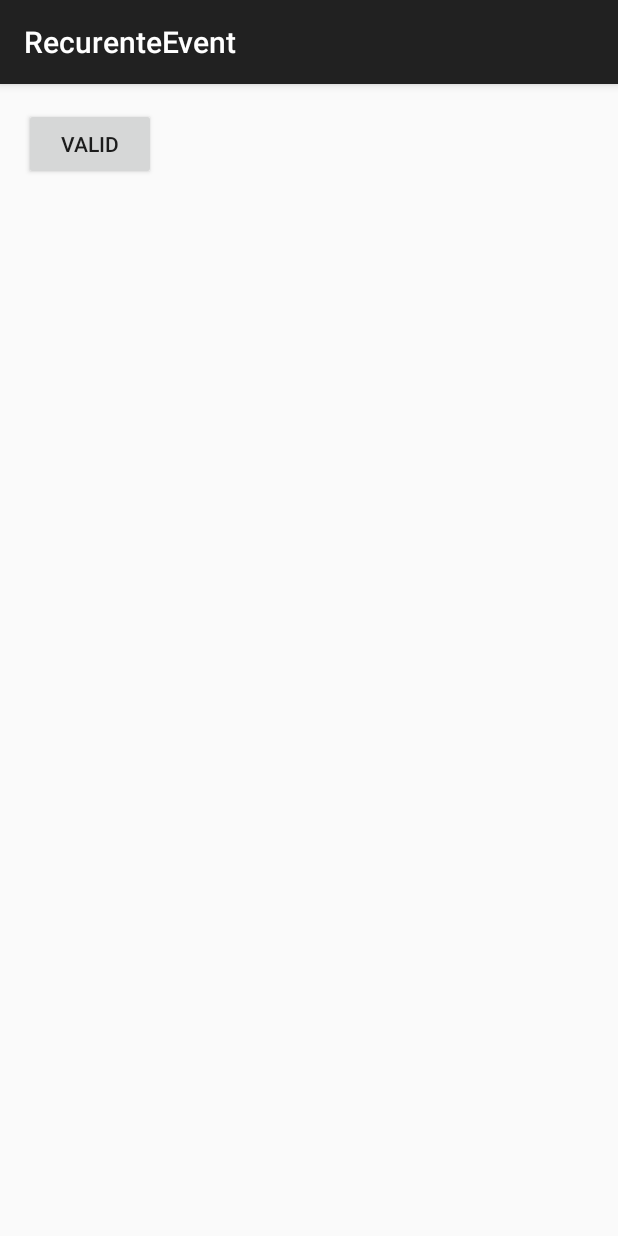
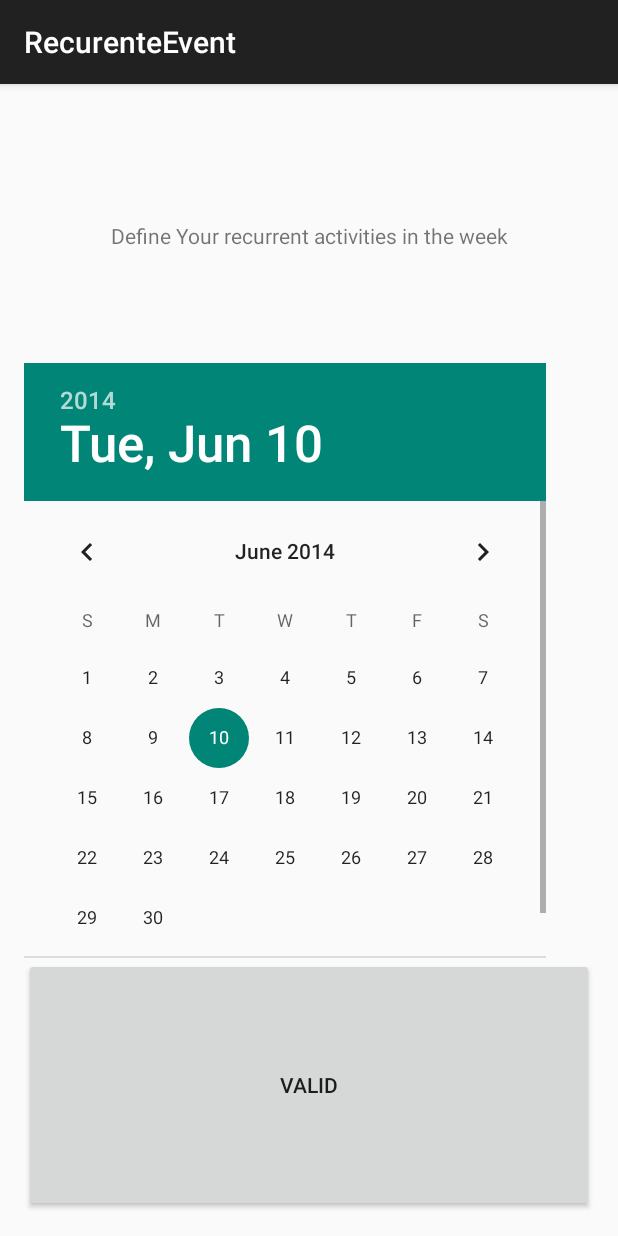
Before and after one commit to r0ck5tar/FreeTime, an Android app: the RecurenteEvent screen opened directly, with no data from a screen before it, on a phone screen of 412 x 824 dp. Run offline under Robolectric (Android 15) with nearby library versions, the phone set to English and light mode, and no system bars; 1 statement that could not run was skipped.

Commit message:
e en place d'un datePicker

```diff
--- a/app/src/main/res/layout/activity_recurente_event.xml
+++ b/app/src/main/res/layout/activity_recurente_event.xml
@@ -10,13 +10,40 @@
 
     <LinearLayout
         android:layout_width="match_parent"
-        android:layout_height="match_parent">
+        android:layout_height="match_parent"
+        android:orientation="vertical">
+
+        <TextView
+            android:layout_width="match_parent"
+            android:layout_height="match_parent"
+            android:text="Define Your recurrent activities in the week"
+            android:layout_gravity="center"
+            android:gravity="center"
+            android:layout_weight="5"/>
+
+        <LinearLayout
+            android:layout_width="match_parent"
+            android:layout_height="match_parent"
+            android:orientation="horizontal"
+            android:layout_weight="3">
+
+            <DatePicker
+                android:layout_width="match_parent"
+                android:layout_height="match_parent"
+                >
+                </DatePicker>
+
+
+
+            </LinearLayout>
+
 
         <Button
-            android:layout_width="wrap_content"
-            android:layout_height="wrap_content"
+            android:layout_width="match_parent"
+            android:layout_height="match_parent"
             android:text="valid"
-            android:onClick="onClick_okValid"/>
+            android:onClick="onClick_okValid"
+            android:layout_weight="5"/>
 
     </LinearLayout>
 
```
